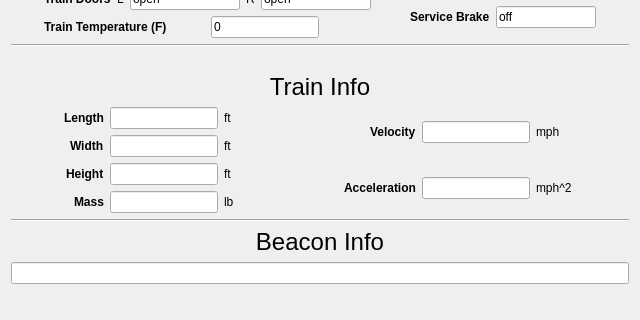
This is Modules/Train_Model/Frontend/Train_Model_UI.ui in keshavshankar08/ECE1140 as Qt 5 draws it before an edit; both pictures show x 0 to 640 and y 253 to 573 of the 640 by 573 pixel window. The edited form follows.
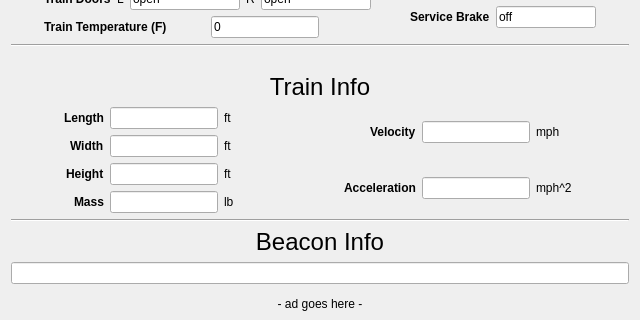
This is the edited form.

```diff
--- a/Modules/Train_Model/Frontend/Train_Model_UI.ui
+++ b/Modules/Train_Model/Frontend/Train_Model_UI.ui
@@ -646,6 +646,25 @@
         </item>
        </layout>
       </item>
+      <item>
+       <widget class="QLabel" name="adDisplay">
+        <property name="maximumSize">
+         <size>
+          <width>640</width>
+          <height>100</height>
+         </size>
+        </property>
+        <property name="frameShape">
+         <enum>QFrame::NoFrame</enum>
+        </property>
+        <property name="frameShadow">
+         <enum>QFrame::Plain</enum>
+        </property>
+        <property name="text">
+         <string>&lt;html&gt;&lt;head/&gt;&lt;body&gt;&lt;p align=&quot;center&quot;&gt; - ad goes here -&lt;/p&gt;&lt;/body&gt;&lt;/html&gt;</string>
+        </property>
+       </widget>
+      </item>
      </layout>
     </item>
     <item row="0" column="2">
```
Left out of the diff: 8 changed lines with no effect on the pictures.
